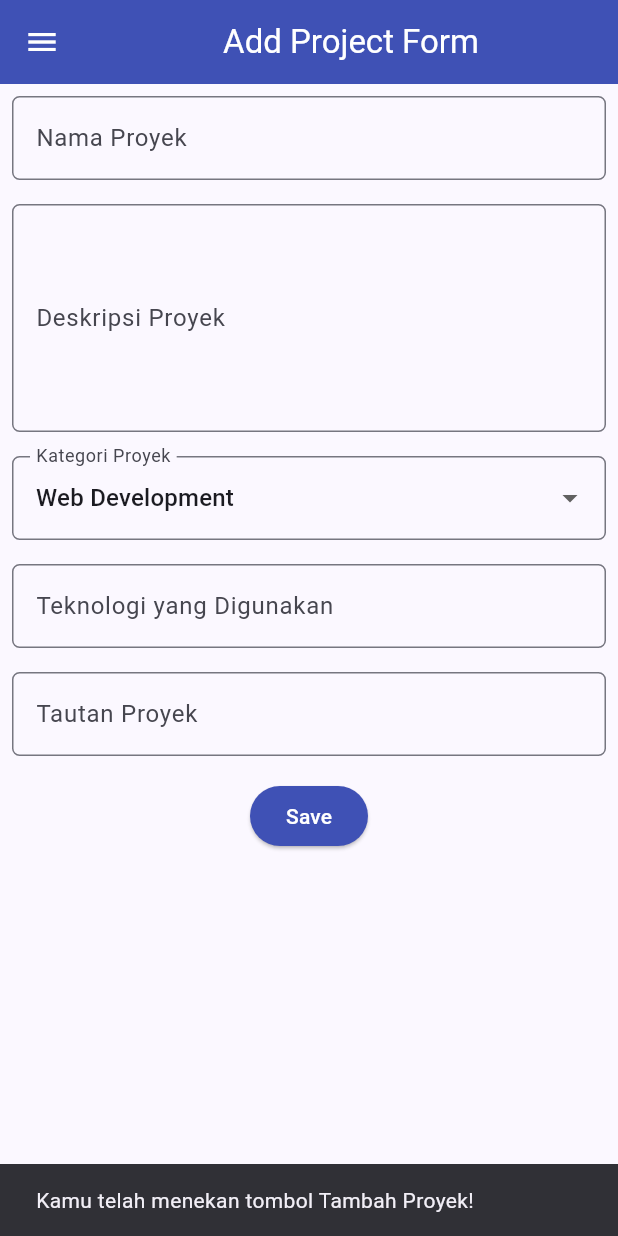
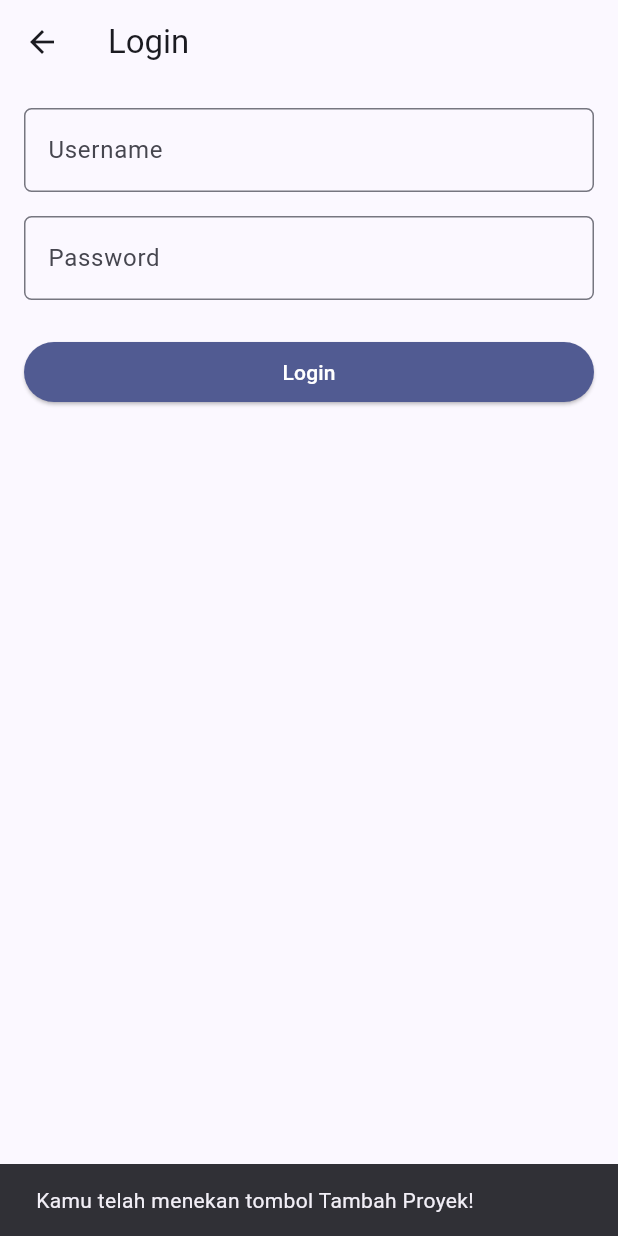
Before and after one commit to alijundi-dotcom/myportofolio_mobile, a Flutter app: the screen it shows after launch, after a tap on "Tambah Proyek", on a phone screen of 412 x 824 dp. Run offline on Flutter 3.47's test engine with Material 3 defaults, Android fonts, the phone set to English and light mode, and no system bars; our stand-ins replace material_ui; generated files the repository leaves out were written again; network calls fail.

Commit message:
feat(Tutorial 10): add auth guard, menu/drawer updates, widget test, dan CI workflow

```diff
--- a/analysis_options.yaml
+++ b/analysis_options.yaml
@@ -18,6 +18,7 @@ analyzer:
     - windows/**
     - macos/**
     - linux/**
+    - "**/*.g.dart"
 
 linter:
   # The lint rules applied to this project can be customized in the
--- /dev/null
+++ b/lib/config.dart
@@ -0,0 +1,8 @@
+/// Base URL of the Django REST Framework backend.
+///
+/// Defaults to `http://10.0.2.2:8000` (IP address of your host PC that can be called from within Android emulator)
+/// Override with `--dart-define=API_BASE_URL=http://localhost:8000` if you are testing on Chrome/Web browser
+const String apiBaseUrl = String.fromEnvironment(
+  'API_BASE_URL',
+  defaultValue: 'http://10.0.2.2:8000',
+);
--- a/lib/main.dart
+++ b/lib/main.dart
@@ -1,5 +1,8 @@
 import 'package:material_ui/material_ui.dart';
 import 'package:myportofolio_mobile/screens/menu.dart';
+import 'package:myportofolio_mobile/services/api_client.dart';
+import 'package:myportofolio_mobile/services/auth_state.dart';
+import 'package:provider/provider.dart';
 
 void main() {
   runApp(const MyApp());
@@ -10,7 +13,16 @@ class MyApp extends StatelessWidget {
 
   @override
   Widget build(BuildContext context) {
-    return MaterialApp(
+    return MultiProvider(
+      providers: [
+        Provider<ApiClient>(
+          create: (_) => ApiClient(),
+        ),
+        ChangeNotifierProvider<AuthState>(
+          create: (context) => AuthState(context.read<ApiClient>())
+        ),
+      ],
+      child: MaterialApp(
         title: 'MyPortfolio',
         theme: ThemeData(
           colorScheme: ColorScheme.fromSeed(
@@ -20,6 +32,7 @@ class MyApp extends StatelessWidget {
           useMaterial3: true,
         ),
         home: MyHomePage(),
+      )
     );
   }
 }
--- /dev/null
+++ b/lib/models/project.dart
@@ -0,0 +1,31 @@
+import 'package:json_annotation/json_annotation.dart';
+
+part 'project.g.dart';
+
+/// Portfolio project synchronized with the Django REST Framework API.
+@JsonSerializable(fieldRename: FieldRename.snake)
+class Project {
+  const Project({
+    this.id,
+    required this.title,
+    required this.description,
+    required this.techStack,
+    required this.projectUrl,
+    this.projectImageUrl = '',
+  });
+
+  factory Project.fromJson(Map<String, dynamic> json) =>
+      _$ProjectFromJson(json);
+
+  @JsonKey(includeToJson: false)
+  final String? id;
+  final String title;
+  final String description;
+  final String techStack;
+  final String projectUrl;
+
+  @JsonKey(defaultValue: '')
+  final String projectImageUrl;
+
+  Map<String, dynamic> toJson() => _$ProjectToJson(this);
+}
--- /dev/null
+++ b/lib/screens/login_screen.dart
@@ -0,0 +1,112 @@
+import 'package:material_ui/material_ui.dart';
+import 'package:myportofolio_mobile/services/api_client.dart';
+import 'package:myportofolio_mobile/services/auth_state.dart';
+import 'package:provider/provider.dart';
+
+class LoginScreen extends StatefulWidget {
+  const LoginScreen({super.key});
+
+  @override
+  State<LoginScreen> createState() => _LoginScreenState();
+}
+
+class _LoginScreenState extends State<LoginScreen> {
+  final _formKey = GlobalKey<FormState>();
+  String _username = '';
+  String _password = '';
+  bool _isSubmitting = false;
+
+  Future<void> _submit() async {
+    if (!_formKey.currentState!.validate()) return;
+    setState(() {
+      _isSubmitting = true;
+    });
+    try {
+      await context.read<AuthState>().login(_username, _password);
+      if (!mounted) return;
+      Navigator.pop(context, true);
+    } on ApiException catch (e) {
+      if (!mounted) return;
+      ScaffoldMessenger.of(context)
+        ..hideCurrentSnackBar()
+        ..showSnackBar(
+          SnackBar(
+            content: Text('Login failed (HTTP ${e.statusCode}).'),
+          ),
+        );
+    } finally {
+      if (mounted) {
+        setState(() {
+          _isSubmitting = false;
+        });
+      }
+    }
+  }
+
+  @override
+  Widget build(BuildContext context) {
+    return Scaffold(
+      appBar: AppBar(title: const Text('Login')),
+      body: Form(
+        key: _formKey,
+        child: SingleChildScrollView(
+          padding: const EdgeInsets.all(16),
+          child: Column(
+            crossAxisAlignment: CrossAxisAlignment.stretch,
+            children: [
+              TextFormField(
+                decoration: InputDecoration(
+                  hintText: 'Username',
+                  labelText: 'Username',
+                  border: OutlineInputBorder(
+                    borderRadius: BorderRadius.circular(5),
+                  ),
+                ),
+                onChanged: (value) => _username = value,
+                validator: (value) {
+                  if (value == null || value.isEmpty) {
+                    return 'Username cannot be empty!';
+                  }
+                  return null;
+                },
+              ),
+              const SizedBox(height: 16),
+              TextFormField(
+                obscureText: true,
+                decoration: InputDecoration(
+                  hintText: 'Password',
+                  labelText: 'Password',
+                  border: OutlineInputBorder(
+                    borderRadius: BorderRadius.circular(5),
+                  ),
+                ),
+                onChanged: (value) => _password = value,
+                validator: (value) {
+                  if (value == null || value.isEmpty) {
+                    return 'Password cannot be empty!';
+                  }
+                  return null;
+                },
+              ),
+              const SizedBox(height: 24),
+              ElevatedButton(
+                style: ElevatedButton.styleFrom(
+                  backgroundColor: Theme.of(context).colorScheme.primary,
+                  foregroundColor: Colors.white,
+                ),
+                onPressed: _isSubmitting ? null : _submit,
+                child: _isSubmitting
+                    ? const SizedBox(
+                        height: 20,
+                        width: 20,
+                        child: CircularProgressIndicator(strokeWidth: 2),
+                      )
+                    : const Text('Login'),
+              ),
+            ],
+          ),
+        ),
+      ),
+    );
+  }
+}
--- a/lib/screens/menu.dart
+++ b/lib/screens/menu.dart
@@ -45,7 +45,7 @@ class MyHomePage extends StatelessWidget {
         iconTheme: const IconThemeData(color: Colors.white)
       ),
       drawer: const LeftDrawer(),
-      body: Padding(
+      body: SingleChildScrollView(
         padding: const EdgeInsets.all(16.0),
         child: Column(
           crossAxisAlignment: CrossAxisAlignment.center,
@@ -75,7 +75,8 @@ class MyHomePage extends StatelessWidget {
                   ),
                   // Grid Tombol Aksi
                   GridView.count(
-                    primary: true,
+                    primary: false,
+                    physics: const NeverScrollableScrollPhysics(),
                     padding: const EdgeInsets.all(20),
                     crossAxisSpacing: 10,
                     mainAxisSpacing: 10,
--- /dev/null
+++ b/lib/services/api_client.dart
@@ -0,0 +1,87 @@
+import 'dart:convert';
+import 'package:http/http.dart' as http;
+import 'package:myportofolio_mobile/config.dart';
+import 'package:myportofolio_mobile/models/project.dart';
+
+/// Exception thrown when an API request returns a non-2xx status code.
+class ApiException implements Exception {
+  const ApiException(this.statusCode, this.message);
+  final int statusCode;
+  final String message;
+
+  @override
+  String toString() => 'ApiException($statusCode): $message';
+}
+
+/// HTTP client for the MyPortfolio Django REST Framework backend.
+class ApiClient {
+  ApiClient({http.Client? client, this.baseUrl = apiBaseUrl})
+      : _client = client ?? http.Client();
+
+  final http.Client _client;
+  final String baseUrl;
+
+  Uri _uri(String path) => Uri.parse('$baseUrl$path');
+
+  Future<List<Project>> getProjects() async {
+    final response = await _client.get(
+      _uri('/api/v1/projects/'),
+      headers: const {'Accept': 'application/json'},
+    );
+    _ensureSuccess(response);
+    final decoded = jsonDecode(response.body) as List<dynamic>;
+    return decoded
+        .map((item) => Project.fromJson(item as Map<String, dynamic>))
+        .toList();
+  }
+
+  Future<Project> createProject(
+    Project project, {
+    required String token,
+  }) async {
+    final response = await _client.post(
+      _uri('/api/v1/projects/'),
+      headers: {
+        'Accept': 'application/json',
+        'Content-Type': 'application/json; charset=UTF-8',
+        'Authorization': 'Token $token',
+      },
+      body: jsonEncode(project.toJson()),
+    );
+    _ensureSuccess(response);
+    final decoded = jsonDecode(response.body) as Map<String, dynamic>;
+    return Project.fromJson(decoded);
+  }
+
+  Future<String> obtainToken(String username, String password) async {
+    final response = await _client.post(
+      _uri('/api/v1/auth/token/'),
+      headers: const {
+        'Accept': 'application/json',
+        'Content-Type': 'application/json; charset=UTF-8',
+      },
+      body: jsonEncode({'username': username, 'password': password}),
+    );
+    _ensureSuccess(response);
+    final decoded = jsonDecode(response.body) as Map<String, dynamic>;
+    return decoded['token'] as String;
+  }
+
+  Future<void> logout({required String token}) async {
+    final response = await _client.post(
+      _uri('/api/v1/auth/logout/'),
+      headers: {
+        'Accept': 'application/json',
+        'Authorization': 'Token $token',
+      },
+    );
+    _ensureSuccess(response);
+  }
+
+  void _ensureSuccess(http.Response response) {
+    if (response.statusCode >= 200 && response.statusCode < 300) {
+      return;
+    }
+    throw ApiException(response.statusCode, response.body);
+  }
+}
--- /dev/null
+++ b/lib/services/auth_state.dart
@@ -0,0 +1,31 @@
+import 'package:flutter/foundation.dart';
+import 'package:myportofolio_mobile/services/api_client.dart';
+
+/// Holds the in-memory authentication token for the current session.
+class AuthState extends ChangeNotifier {
+  AuthState(this._apiClient, {String? initialToken}) : _token = initialToken;
+
+  final ApiClient _apiClient;
+  String? _token;
+
+  String? get token => _token;
+  bool get isLoggedIn => _token != null;
+
+  Future<void> login(String username, String password) async {
+    _token = await _apiClient.obtainToken(username, password);
+    notifyListeners();
+  }
+
+  Future<void> logout() async {
+    final current = _token;
+    if (current == null) return;
+    try {
+      await _apiClient.logout(token: current);
+    } on ApiException {
+      // Tetap hapus sesi lokal meskipun token server gagal dicabut
+    } finally {
+      _token = null;
+      notifyListeners();
+    }
+  }
+}
--- /dev/null
+++ b/lib/widgets/auth_guard.dart
@@ -0,0 +1,16 @@
+import 'package:flutter/material.dart';
+import 'package:myportofolio_mobile/screens/login_screen.dart';
+import 'package:myportofolio_mobile/services/auth_state.dart';
+import 'package:provider/provider.dart';
+
+/// Ensures the user is authenticated, pushing [LoginScreen] when needed.
+Future<bool> ensureLoggedIn(BuildContext context) async {
+  if (context.read<AuthState>().isLoggedIn) {
+    return true;
+  }
+  final loggedIn = await Navigator.push<bool>(
+    context,
+    MaterialPageRoute(builder: (_) => const LoginScreen()),
+  );
+  return loggedIn ?? false;
+}
--- a/lib/widgets/left_drawer.dart
+++ b/lib/widgets/left_drawer.dart
@@ -1,6 +1,10 @@
+import 'package:myportofolio_mobile/screens/login_screen.dart';
 import 'package:myportofolio_mobile/screens/menu.dart';
 import 'package:myportofolio_mobile/screens/project_form.dart';
 import 'package:myportofolio_mobile/screens/music_form.dart';
+import 'package:myportofolio_mobile/services/auth_state.dart';
+import 'package:myportofolio_mobile/widgets/auth_guard.dart';
+import 'package:provider/provider.dart';
 
 import 'package:material_ui/material_ui.dart';
 
@@ -9,6 +13,7 @@ class LeftDrawer extends StatelessWidget {
 
   @override
   Widget build(BuildContext context) {
+    final isLoggedIn = context.watch<AuthState>().isLoggedIn;
     return Drawer(
       child: ListView(
         children: [
@@ -55,8 +60,11 @@ class LeftDrawer extends StatelessWidget {
             leading: const Icon(Icons.add_circle_outline),
             title: const Text('Add Project'),
             // Navigasi ke halaman tambah proyek
-            onTap: () {
-              Navigator.pushReplacement(
+            onTap: ()  async {
+              Navigator.pop(context);
+              final allowed = await ensureLoggedIn(context);
+              if (!allowed || !context.mounted) return;
+              await Navigator.push(
                 context,
                 MaterialPageRoute(
                   builder: (context) => const ProjectFormPage(),
@@ -77,6 +85,37 @@ class LeftDrawer extends StatelessWidget {
               );
             },
           ),
+          const Divider(),
+          if (!isLoggedIn)
+            ListTile(
+              leading: const Icon(Icons.login),
+              title: const Text('Login'),
+              onTap: (){
+                Navigator.pop(context);
+                Navigator.push(
+                  context,
+                  MaterialPageRoute(
+                    builder: (context) => LoginScreen(),
+                  ),
+                );
+              },
+            )
+          else
+            ListTile(
+                leading: const Icon(Icons.logout),
+                title: const Text('Logout'),
+                onTap: () async {
+                  Navigator.pop(context);
+                  await context.read<AuthState>().logout();
+                  if(!context.mounted) return;
+                  ScaffoldMessenger.of(context)
+                    ..hideCurrentSnackBar()
+                    ..showSnackBar(
+                      const SnackBar(content: Text('Logged out successfully')),
+                    );
+                },
+              )
+
 
         ],
       ),
--- a/lib/widgets/project_card.dart
+++ b/lib/widgets/project_card.dart
@@ -2,6 +2,9 @@ import 'package:material_ui/material_ui.dart';
 import 'package:myportofolio_mobile/screens/menu.dart';
 import 'package:myportofolio_mobile/screens/project_form.dart';
 import 'package:myportofolio_mobile/screens/music_form.dart';
+import 'package:myportofolio_mobile/services/auth_state.dart';
+import 'package:myportofolio_mobile/widgets/auth_guard.dart';
+import 'package:provider/provider.dart';
 
 class ItemCard extends StatelessWidget {
   final ItemHomepage item;
@@ -14,7 +17,7 @@ class ItemCard extends StatelessWidget {
       color: item.color,
       borderRadius: BorderRadius.circular(12),
       child: InkWell(
-        onTap: () {
+        onTap: () async {
           ScaffoldMessenger.of(context)
             ..hideCurrentSnackBar()
             ..showSnackBar(
@@ -22,6 +25,8 @@ class ItemCard extends StatelessWidget {
             );
             // Navigate ke halaman yang sesuai
             if (item.name == "Tambah Proyek") {
+              final allowed = await ensureLoggedIn(context);
+              if(!allowed || !context.mounted) return;
               Navigator.push(
                 context,
                 MaterialPageRoute(
@@ -29,12 +34,31 @@ class ItemCard extends StatelessWidget {
                 ),
               );
             } else if (item.name == "Tambah Musik"){
+              final allowed = await ensureLoggedIn(context);
+              if(!allowed || !context.mounted) return;
               Navigator.push(
                 context,
                 MaterialPageRoute(
                   builder: (context) => const MusicFormPage(),
                 ),
               );
+            } else if(item.name == "Logout"){
+              final auth = context.read<AuthState>();
+              if (!auth.isLoggedIn) {
+                ScaffoldMessenger.of(context)
+                  ..hideCurrentSnackBar()
+                  ..showSnackBar(
+                    const SnackBar(content: Text("Kamu belum login.")),
+                  );
+                return;
+              }
+              await auth.logout();
+              if (!context.mounted) return;
+              ScaffoldMessenger.of(context)
+                ..hideCurrentSnackBar()
+                ..showSnackBar(
+                  const SnackBar(content: Text("Berhasil logout")),
+                );
             }
         },
         child: Container(
--- a/pubspec.yaml
+++ b/pubspec.yaml
@@ -35,6 +35,9 @@ dependencies:
   # Use with the CupertinoIcons class for iOS style icons.
   cupertino_icons: ^1.0.8
   material_ui: ^1.11.1
+  http: ^1.6.0
+  provider: ^6.1.5+1
+  json_annotation: ^4.12.0
 
 dev_dependencies:
   flutter_test:
@@ -46,6 +49,8 @@ dev_dependencies:
   # package. See that file for information about deactivating specific lint
   # rules and activating additional ones.
   flutter_lints: ^6.0.0
+  build_runner: ^2.17.1
+  json_serializable: ^6.15.2
 
 # For information on the generic Dart part of this file, see the
 # following page: https://dart.dev/tools/pub/pubspec
```
Also changed, not shown: lib/screens/project_detail_screen.dart (added, +51 -0 lines), lib/screens/project_list_screen.dart (added, +127 -0 lines), .github/workflows/main.yaml (added), pubspec.lock, 3 other files. Lines whose indentation alone changed are shown as unchanged.
